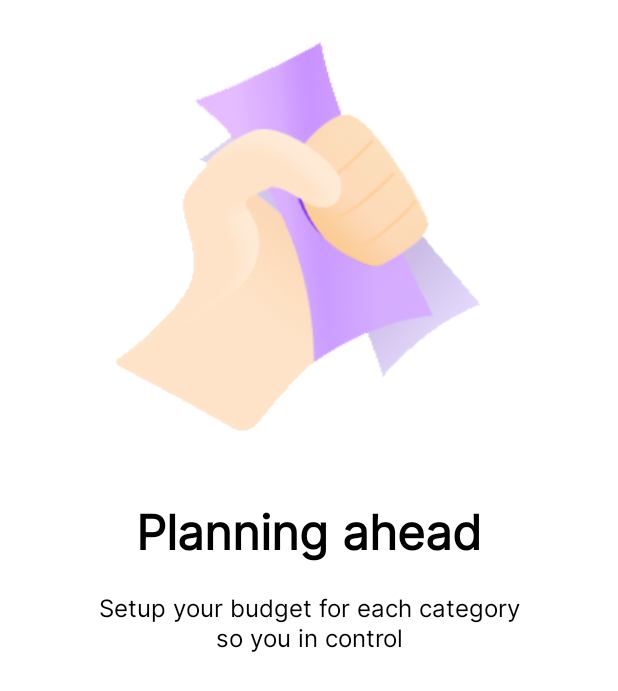
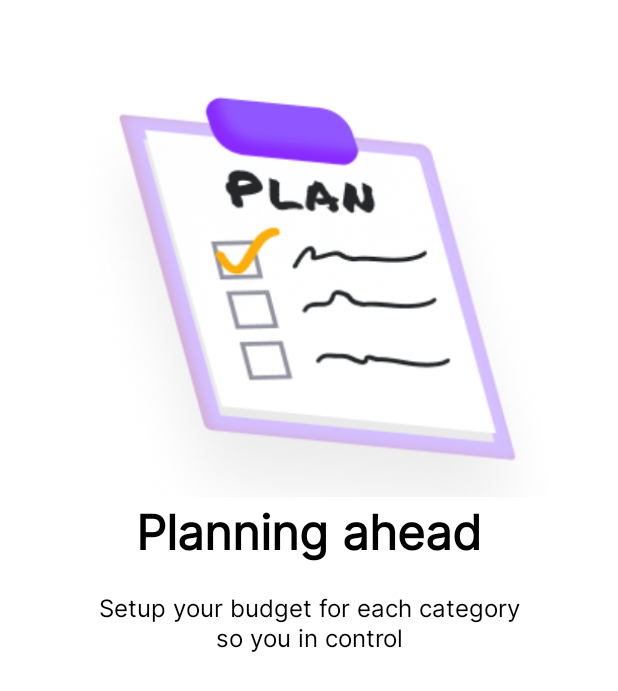
Before and after one commit to LukaszGalinski/Fluffy, an Android app: the layout onboarding_screen_third_fragment.xml on its own in the app's theme, with its tools: preview values and no code run, on a phone screen of 412 x 824 dp. Shown: the top 691 px of the screen. Run offline under Robolectric (Android 15) with nearby library versions, the phone set to English and light mode, and no system bars.

Commit message:
Updated onboarding image on fragment three

```diff
--- a/app/src/main/res/layout/onboarding_screen_second_fragment.xml
+++ b/app/src/main/res/layout/onboarding_screen_second_fragment.xml
@@ -16,7 +16,7 @@
             android:layout_marginTop="@dimen/margin_medium_16"
             android:layout_marginBottom="@dimen/margin_medium_16"
             android:contentDescription="@string/onBoarding_logo"
-            android:src="@drawable/onboarding_logo_two"
+            android:src="@drawable/onboarding_two_logo"
             app:layout_constraintEnd_toEndOf="parent"
             app:layout_constraintStart_toStartOf="parent"
             app:layout_constraintTop_toTopOf="parent"
--- a/app/src/main/res/layout/onboarding_screen_third_fragment.xml
+++ b/app/src/main/res/layout/onboarding_screen_third_fragment.xml
@@ -16,7 +16,7 @@
             android:layout_marginTop="@dimen/margin_medium_16"
             android:layout_marginBottom="@dimen/margin_medium_16"
             android:contentDescription="@string/onBoarding_logo"
-            android:src="@drawable/onboarding_one_logo"
+            android:src="@drawable/onboarding_three_logo"
             app:layout_constraintEnd_toEndOf="parent"
             app:layout_constraintStart_toStartOf="parent"
             app:layout_constraintTop_toTopOf="parent"
```
Also changed, not shown: app/src/main/res/drawable-mdpi/onboarding_three_logo.png (added), app/src/main/res/drawable-mdpi/onboarding_two_logo.jpg (renamed from app/src/main/res/drawable-mdpi/onboarding_logo_two.jpg), 2 other files.
